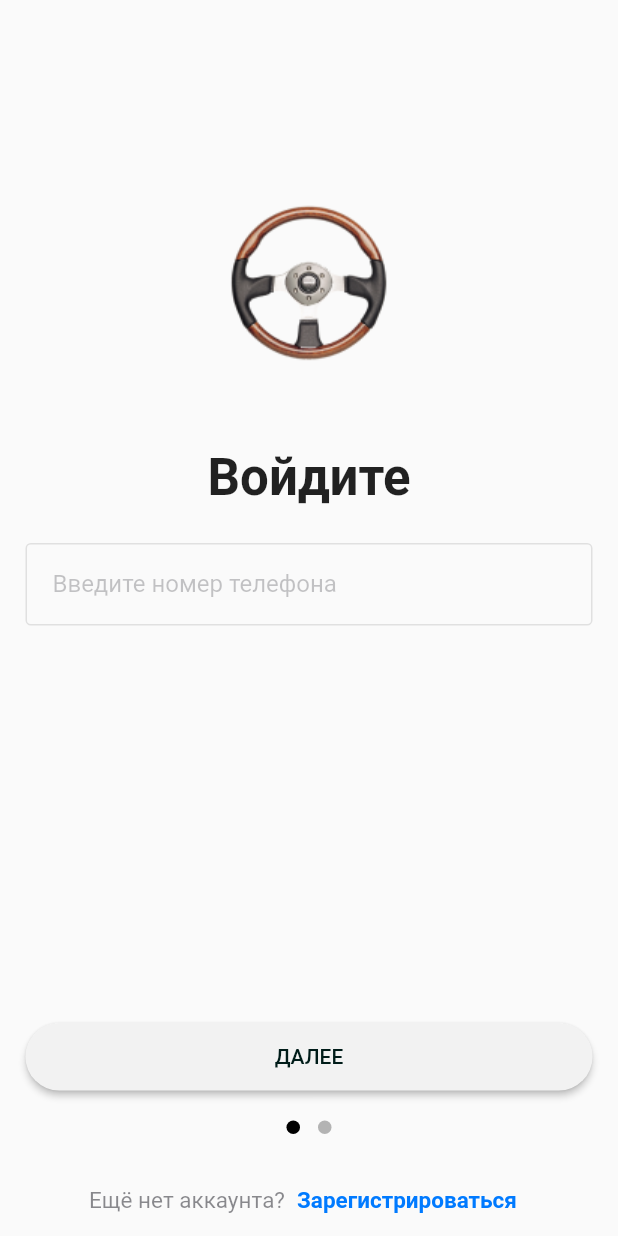
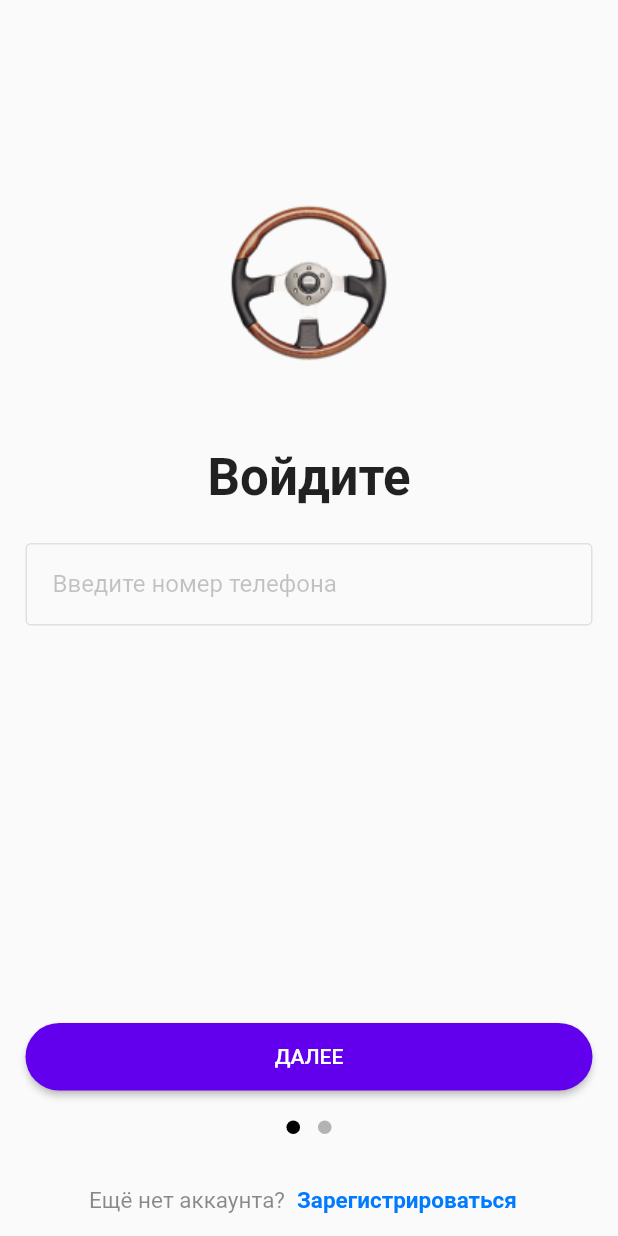
Before and after one commit to AlexKif/flutter_auto, a Flutter app: the screen it shows after launch, on a phone screen of 412 x 824 dp. Run offline on Flutter 3.47's test engine with Material 2 defaults, Android fonts, the phone set to English and light mode, and no system bars; drawn by our look-alikes of dots_indicator; our stand-ins replace flutter_secure_storage, image_picker; accounts and stored records are empty; generated files the repository leaves out were written again.

```diff
--- a/lib/layouts/signLayout.dart
+++ b/lib/layouts/signLayout.dart
@@ -86,9 +86,8 @@ class _SignLayoutState extends State<SignLayout> {
                     height: 45,
                     child: ElevatedButton(
                       style: ButtonStyle(
-                          backgroundColor: widget.value.isEmpty
-                              ? MaterialStateProperty.all(HexColor('#F2F2F2'))
-                              : MaterialStateProperty.all(HexColor('#6200EE')),
+                          backgroundColor:
+                              MaterialStateProperty.all(HexColor('#6200EE')),
                           shape:
                               MaterialStateProperty.all<RoundedRectangleBorder>(
                                   RoundedRectangleBorder(
@@ -97,9 +96,7 @@ class _SignLayoutState extends State<SignLayout> {
                       child: Text(
                         'ДАЛЕЕ',
                         style: TextStyle(
-                            color: widget.value.isEmpty
-                                ? HexColor('#001C19')
-                                : Colors.white,
+                            color: Colors.white,
                             fontSize: 14,
                             fontFamily: 'RobotoMedium'),
                       ),
--- a/lib/view/catalog/createTicket.dart
+++ b/lib/view/catalog/createTicket.dart
@@ -2,7 +2,6 @@ import 'dart:io';
 
 import 'package:auto/api/api.dart';
 import 'package:auto/layouts/appBarLayout.dart';
-import 'package:auto/models/user/userImage.dart';
 import 'package:auto/routing/routingConstants.dart';
 import 'package:auto/widgets/customTextFormField.dart';
 import 'package:flutter/cupertino.dart';
@@ -97,7 +96,8 @@ class _CreateTicketState extends State<CreateTicket> {
               _showMyDialog(context, 'Успех!',
                   'Ваш запрос удачно создан. Продавец свяжется с вами в скором времени',
                   () {
-                Navigator.pushNamed(context, HomeViewRoute);
+                Navigator.of(context).pushNamedAndRemoveUntil(
+                    HomeViewRoute, (Route<dynamic> route) => false);
               }));
         });
       } else {
```
Also changed, not shown: lib/view/catalog/catalogHome.dart (+15 -4 lines), 1 other file.
